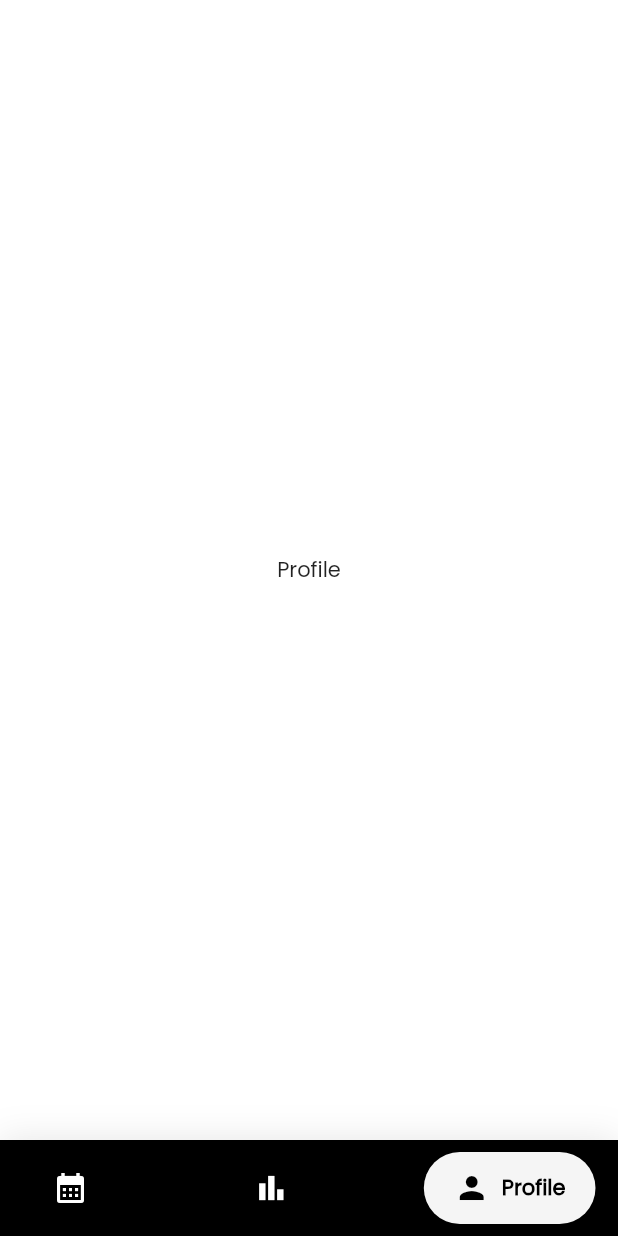
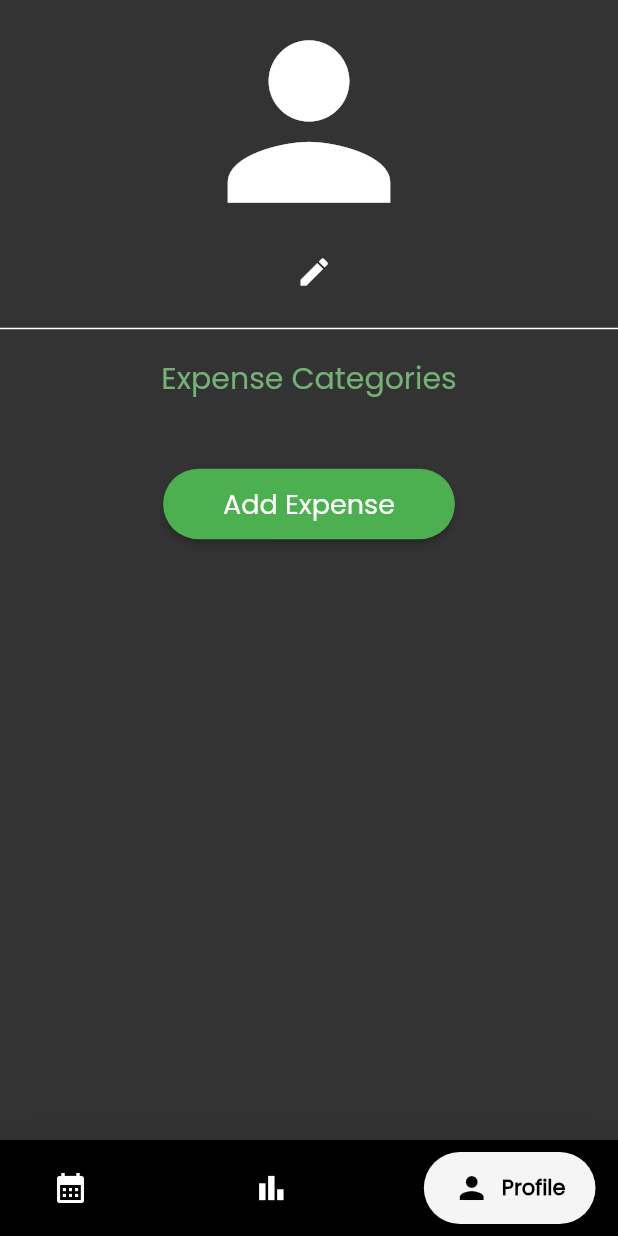
Before and after one commit to LieutPaul/Kanjoosmaster, a Flutter app: the screen it shows once a user with an empty profile is signed in, item 3 of the bottom bar chosen, on a phone screen of 412 x 824 dp. Run offline on Flutter 3.47's test engine with Material 2 defaults, Android fonts, the phone set to English and light mode, and no system bars; drawn by our look-alikes of google_nav_bar; our stand-ins replace cloud_firestore, email_validator, file_picker, firebase_auth, firebase_core, firebase_storage and 3 more; missing offline and left inert: flutter_downloader; accounts and stored records are empty.

Commit message:
Added Viewing expense categories

```diff
--- a/lib/screens/home_page.dart
+++ b/lib/screens/home_page.dart
@@ -2,6 +2,7 @@ import 'package:kanjoosmaster/screens/budgets_page.dart';
 import 'package:kanjoosmaster/screens/daily_page.dart';
 import 'package:flutter/material.dart';
 import 'package:google_nav_bar/google_nav_bar.dart';
+import 'package:kanjoosmaster/screens/profile_page.dart';
 
 class HomePage extends StatefulWidget {
   const HomePage({super.key});
@@ -16,7 +17,7 @@ class HomePageState extends State<HomePage> {
   static const List<Widget> _widgetOptions = <Widget>[
     DailyPage(),
     BudgetsWidget(),
-    Center(child: Text("Profile"))
+    ProfilePage()
   ];
 
   @override
--- /dev/null
+++ b/lib/screens/profile_page.dart
@@ -0,0 +1,139 @@
+import 'package:cloud_firestore/cloud_firestore.dart';
+import 'package:firebase_auth/firebase_auth.dart';
+import 'package:flutter/material.dart';
+
+class ProfilePage extends StatefulWidget {
+  const ProfilePage({super.key});
+
+  @override
+  State<ProfilePage> createState() => _ProfilePageState();
+}
+
+class _ProfilePageState extends State<ProfilePage> {
+  var currentUser = FirebaseAuth.instance.currentUser;
+  void _signOut() {
+    FirebaseAuth.instance.signOut();
+  }
+
+  @override
+  Widget build(BuildContext context) {
+    return Scaffold(
+      backgroundColor: Colors.black.withOpacity(0.80),
+      body: SafeArea(child: body()),
+    );
+  }
+
+  Widget body() {
+    return ListView(
+      children: [
+        const Icon(Icons.person, size: 162, color: Colors.white),
+        getUserName(),
+        const SizedBox(height: 10),
+        const Divider(
+          color: Colors.white,
+          thickness: 1,
+        ),
+        const SizedBox(height: 10),
+        const Center(
+          child: Text("Expense Categories",
+              style: TextStyle(
+                  color: Color.fromARGB(255, 115, 177, 117), fontSize: 20)),
+        ),
+        getExpenses(),
+      ],
+    );
+  }
+
+  Row getUserName() {
+    return Row(
+      mainAxisAlignment: MainAxisAlignment.center,
+      children: [
+        StreamBuilder(
+            stream: FirebaseFirestore.instance
+                .collection("Users")
+                .doc(currentUser!.email)
+                .snapshots(),
+            builder: (context, snapshot) {
+              if (snapshot.connectionState == ConnectionState.waiting) {
+                return const Center(child: CircularProgressIndicator());
+              } else if (snapshot.hasError) {
+                return Text('Error: ${snapshot.error}');
+              } else {
+                if (snapshot.hasData) {
+                  return Text(
+                    "${(snapshot.data!.data())?["Name"]} ",
+                    style: const TextStyle(color: Colors.white, fontSize: 26),
+                  );
+                } else if (snapshot.hasError) {
+                  return Text("Error ${snapshot.error}");
+                }
+
+                return Text("${currentUser!.email}");
+              }
+            }),
+        const Icon(Icons.edit, color: Colors.white)
+      ],
+    );
+  }
+
+  Column getExpenses() {
+    return Column(
+      crossAxisAlignment: CrossAxisAlignment.start,
+      children: [
+        StreamBuilder(
+            stream: FirebaseFirestore.instance
+                .collection("Users")
+                .doc(currentUser!.email)
+                .snapshots(),
+            builder: (context, snapshot) {
+              if (snapshot.connectionState == ConnectionState.waiting) {
+                return const Center(child: CircularProgressIndicator());
+              } else if (snapshot.hasError) {
+                return Text('Error: ${snapshot.error}');
+              } else {
+                if (snapshot.hasData) {
+                  var point = 1;
+                  List<dynamic> c = snapshot.data!.data()?["ExpenseCategories"];
+                  List<Widget> w = [const SizedBox(height: 5)];
+                  for (var category in c) {
+                    w.add(Text(
+                      "$point. $category",
+                      style: const TextStyle(color: Colors.white),
+                    ));
+                    w.add(const SizedBox(height: 10));
+                    point++;
+                  }
+                  w.add(const SizedBox(height: 15));
+                  w.add(
+                    Center(
+                        child: ElevatedButton(
+                      onPressed: () {},
+                      style: ElevatedButton.styleFrom(
+                        backgroundColor: Colors.green,
+                        padding: const EdgeInsets.symmetric(
+                            horizontal: 40.0, vertical: 10.0),
+                        shape: const StadiumBorder(),
+                      ),
+                      child: const Text(
+                        "Add Expense",
+                        style: TextStyle(color: Colors.white, fontSize: 18),
+                      ),
+                    )),
+                  );
+                  return Padding(
+                    padding: const EdgeInsets.all(25),
+                    child: Column(
+                      crossAxisAlignment: CrossAxisAlignment.start,
+                      children: w,
+                    ),
+                  );
+                } else if (snapshot.hasError) {
+                  return Text("Error ${snapshot.error}");
+                }
+                return const CircularProgressIndicator();
+              }
+            }),
+      ],
+    );
+  }
+}
--- a/lib/screens/register_page.dart
+++ b/lib/screens/register_page.dart
@@ -75,6 +75,7 @@ class RegisterPageState extends State<RegisterPage> {
           backgroundColor: Colors.grey,
           textColor: Colors.white,
           fontSize: 20.0);
+      navigatorKey.currentState!.popUntil((route) => route.isFirst);
       return;
     }
 
--- a/lib/screens/signin_page.dart
+++ b/lib/screens/signin_page.dart
@@ -53,6 +53,7 @@ class SignInPageState extends State<SignInPage> {
           backgroundColor: Colors.grey,
           textColor: Colors.white,
           fontSize: 20.0);
+      navigatorKey.currentState!.popUntil((route) => route.isFirst);
       return;
     }
     navigatorKey.currentState!.popUntil((route) => route.isFirst);
```
